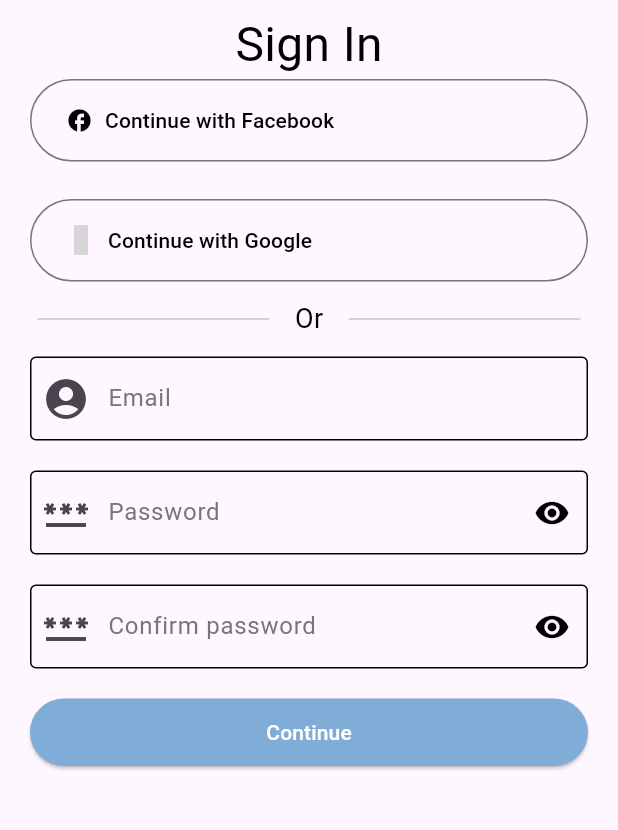
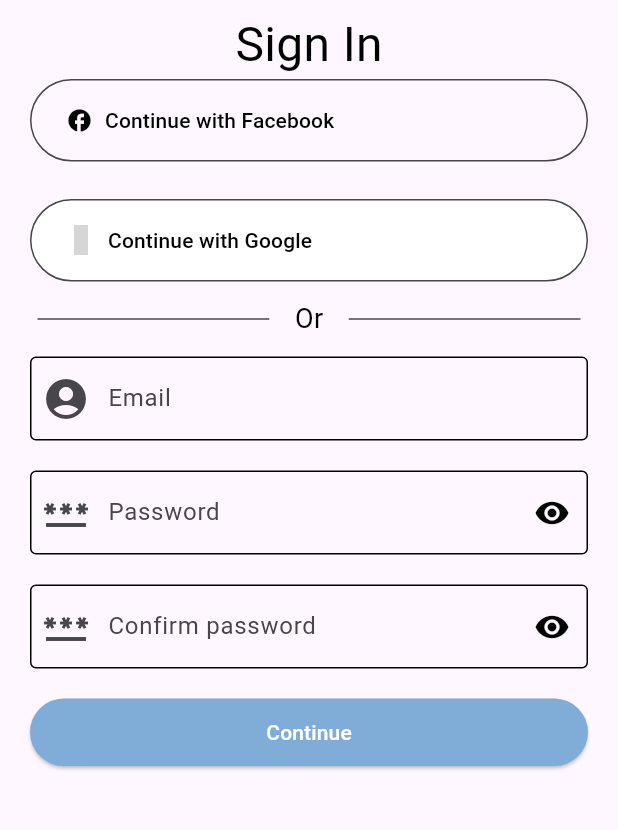
Before and after one commit to WildKoala23/Softshares, a Flutter app: the SignIn screen opened by its route, after a tap on the "person add" icon, on a phone screen of 412 x 824 dp, the part 74-904 px from its top. Run offline on Flutter 3.47's test engine with Material 3 defaults, Android fonts, the phone set to English and light mode, and no system bars; our stand-ins replace table_calendar; missing offline and left inert: dev_icons; network calls fail; grey boxes are pictures that could not be loaded.

Commit message:
updated colors

```diff
--- a/lib/Pages/login.dart
+++ b/lib/Pages/login.dart
@@ -17,7 +17,10 @@ class MyLoginIn extends StatelessWidget {
         child: Center(
           child: Column(
             mainAxisAlignment: MainAxisAlignment.spaceBetween,
-            children: [actionsInfo(context, colorScheme), continueBtn(context, colorScheme)],
+            children: [
+              actionsInfo(context, colorScheme),
+              continueBtn(context, colorScheme)
+            ],
           ),
         ),
       ),
@@ -42,7 +45,7 @@ class MyLoginIn extends StatelessWidget {
   Column actionsInfo(context, ColorScheme colorScheme) {
     return Column(
       children: [
-         Icon(
+        Icon(
           Icons.account_circle,
           color: colorScheme.primary,
           size: 180,
@@ -52,7 +55,7 @@ class MyLoginIn extends StatelessWidget {
         ),
         Text(
           'Welcome back, \n$username!',
-          style:  TextStyle(fontSize: 32, color: colorScheme.onSecondary),
+          style: TextStyle(fontSize: 32, color: colorScheme.onSecondary),
           textAlign: TextAlign.center,
         ),
         const SizedBox(
@@ -63,8 +66,10 @@ class MyLoginIn extends StatelessWidget {
             onPressed: () => {Navigator.pushNamed(context, '/SignIn')},
             style: ButtonStyle(
                 elevation: MaterialStateProperty.all(0),
+                backgroundColor:
+                    MaterialStateProperty.all(colorScheme.onPrimary),
                 foregroundColor:
-                    MaterialStateProperty.all( colorScheme.primary)),
+                    MaterialStateProperty.all(colorScheme.primary)),
             child: const Text('Log in with another account')),
       ],
     );
@@ -74,10 +79,11 @@ class MyLoginIn extends StatelessWidget {
     return AppBar(
       centerTitle: true,
       leading: const Icon(null),
+      backgroundColor: colorScheme.onPrimary,
       title: RichText(
-        text:  TextSpan(
+        text: TextSpan(
             text: 'Soft',
-            style: TextStyle(color: Colors.black, fontSize: 36),
+            style: TextStyle(color: colorScheme.onSecondary, fontSize: 36),
             children: <TextSpan>[
               TextSpan(
                   text: 'Shares',
--- a/lib/Pages/signIn.dart
+++ b/lib/Pages/signIn.dart
@@ -23,8 +23,9 @@ class _SignInState extends State<SignIn> {
 
   @override
   Widget build(BuildContext context) {
+    final colorScheme = Theme.of(context).colorScheme;
     return Scaffold(
-      appBar: myAppBar(),
+      appBar: myAppBar(colorScheme),
       body: SingleChildScrollView(
         child: Column(
           mainAxisAlignment: MainAxisAlignment.spaceAround,
@@ -35,14 +36,14 @@ class _SignInState extends State<SignIn> {
             ),
             Column(
               children: [
-                facebookBtn(),
+                facebookBtn(colorScheme),
                 const SizedBox(
                   height: 25,
                 ),
-                googleBtn(),
-                myDivider(),
-                userTextfield(),
-                passwordFieldtext(),
+                googleBtn(colorScheme),
+                myDivider(colorScheme),
+                userTextfield(colorScheme),
+                passwordFieldtext(colorScheme),
                 Align(
                   alignment: Alignment.centerLeft,
                   child: ElevatedButton(
@@ -57,42 +58,42 @@ class _SignInState extends State<SignIn> {
                 )
               ],
             ),
-            continueBtn(context)
+            continueBtn(context, colorScheme)
           ],
         ),
       ),
     );
   }
 
-  Container continueBtn(BuildContext context) {
+  Container continueBtn(BuildContext context, ColorScheme colorScheme) {
     return Container(
       width: double.infinity,
       margin: const EdgeInsets.only(left: 20, right: 20),
       height: 45,
       child: ElevatedButton(
           style: ElevatedButton.styleFrom(
-            foregroundColor: Colors.white,
-            backgroundColor: const Color(0xFF80ADD7),
+            foregroundColor: colorScheme.onPrimary,
+            backgroundColor: colorScheme.primary,
           ),
           onPressed: () => {Navigator.pushNamed(context, '/home')},
           child: const Text('Continue')),
     );
   }
 
-  Container passwordFieldtext() {
+  Container passwordFieldtext(ColorScheme colorScheme) {
     return Container(
       margin: const EdgeInsets.fromLTRB(20, 0, 20, 20),
       child: TextField(
         obscureText: hidePassword,
         controller: passwordController,
         decoration: InputDecoration(
-            label: const Text(
+            label:  Text(
               'password',
-              style: TextStyle(color: Color(0xFF79747E)),
+              style: TextStyle(color: colorScheme.onTertiary),
             ),
-            prefixIcon: const Icon(
+            prefixIcon: Icon(
               Icons.password,
-              color: Color(0xFF49454F),
+              color: colorScheme.onTertiary,
               size: 32,
             ),
             suffixIcon: IconButton(
@@ -110,21 +111,21 @@ class _SignInState extends State<SignIn> {
                 icon: hidePassword == true
                     ? const Icon(Icons.visibility)
                     : const Icon(Icons.visibility_off)),
-            border: const OutlineInputBorder(
-                borderSide: BorderSide(color: Color(0xFF49454F)))),
+            border:  OutlineInputBorder(
+                borderSide: BorderSide(color: colorScheme.onTertiary))),
       ),
     );
   }
 
-  Container userTextfield() {
+  Container userTextfield(ColorScheme colorScheme) {
     return Container(
       margin: const EdgeInsets.fromLTRB(20, 0, 20, 20),
       child: TextField(
         controller: usernameController,
-        decoration: const InputDecoration(
+        decoration:  InputDecoration(
             label: Text(
               'Username/email/cellphone',
-              style: TextStyle(color: Color(0xFF79747E)),
+              style: TextStyle(color: colorScheme.onTertiary),
             ),
             prefixIcon: Icon(
               Icons.account_circle,
@@ -132,50 +133,50 @@ class _SignInState extends State<SignIn> {
               size: 32,
             ),
             border: OutlineInputBorder(
-                borderSide: BorderSide(color: Color(0xFF49454F)))),
+                borderSide: BorderSide(color: colorScheme.onTertiary))),
       ),
     );
   }
 
-  Row myDivider() {
-    return const Row(
+  Row myDivider(ColorScheme colorScheme) {
+    return Row(
       children: [
-        Expanded(
+         Expanded(
           child: Divider(
             height: 50,
             thickness: 1,
             indent: 25,
             endIndent: 15, // Adjust endIndent as needed
-            color: Color(0xFFCAC4D0),
+            color: colorScheme.onTertiary,
           ),
         ),
-        SizedBox(width: 2),
-        Text(
+        const SizedBox(width: 2),
+        const Text(
           'Or',
           style: TextStyle(fontSize: 18),
         ),
-        SizedBox(width: 2), // Add space between dividers
+        const SizedBox(width: 2), // Add space between dividers
         Expanded(
           child: Divider(
             height: 50,
             thickness: 1,
             indent: 15, // Adjust indent as needed
             endIndent: 25,
-            color: Color(0xFFCAC4D0),
+            color: colorScheme.onTertiary,
           ),
         ),
       ],
     );
   }
 
-  Container googleBtn() {
+  Container googleBtn(ColorScheme colorScheme) {
     return Container(
       margin: const EdgeInsets.only(left: 20, right: 20),
       height: 55,
       child: ElevatedButton(
           style: ElevatedButton.styleFrom(
-              foregroundColor: Colors.black,
-              side: const BorderSide(color: Color(0xff79747E)),
+              foregroundColor: colorScheme.onSecondary,
+              side:  BorderSide(color: colorScheme.onTertiary),
               elevation: 0),
           onPressed: () {},
           child: const Row(
@@ -197,14 +198,14 @@ class _SignInState extends State<SignIn> {
     );
   }
 
-  Container facebookBtn() {
+  Container facebookBtn(ColorScheme colorScheme) {
     return Container(
       margin: const EdgeInsets.only(left: 20, right: 20),
       height: 55,
       child: ElevatedButton(
           style: ElevatedButton.styleFrom(
-              foregroundColor: Colors.black,
-              side: const BorderSide(color: Color(0xFF79747E)),
+              foregroundColor: colorScheme.onSecondary,
+              side: BorderSide(color: colorScheme.onTertiary),
               elevation: 0),
           onPressed: () {},
           child: const Row(
@@ -225,18 +226,18 @@ class _SignInState extends State<SignIn> {
     );
   }
 
-  AppBar myAppBar() {
+  AppBar myAppBar(ColorScheme colorScheme) {
     return AppBar(
       centerTitle: true,
       leading: const Icon(null),
       title: RichText(
-        text: const TextSpan(
+        text:  TextSpan(
             text: 'Soft',
-            style: TextStyle(color: Colors.black, fontSize: 36),
+            style: TextStyle(color: colorScheme.onSecondary, fontSize: 36),
             children: <TextSpan>[
               TextSpan(
                   text: 'Shares',
-                  style: TextStyle(color: Color(0xff00C2FF), fontSize: 36))
+                  style: TextStyle(color: colorScheme.secondary, fontSize: 36))
             ]),
       ),
       actions: [
--- a/lib/Pages/signup.dart
+++ b/lib/Pages/signup.dart
@@ -18,8 +18,9 @@ class _SignUpState extends State<SignUp> {
 
   @override
   Widget build(BuildContext context) {
+    final colorScheme = Theme.of(context).colorScheme;
     return Scaffold(
-      appBar: myAppBar(context),
+      appBar: myAppBar(context, colorScheme),
       body: SingleChildScrollView(
         child: Column(
           mainAxisAlignment: MainAxisAlignment.spaceAround,
@@ -30,53 +31,53 @@ class _SignUpState extends State<SignUp> {
             ),
             Column(
               children: [
-                facebookBtn(),
+                facebookBtn(colorScheme),
                 const SizedBox(
                   height: 25,
                 ),
-                googleBtn(),
-                myDivider(),
-                emailField(),
-                passField(),
-                confirmPassField(),
+                googleBtn(colorScheme),
+                myDivider(colorScheme),
+                emailField(colorScheme),
+                passField(colorScheme),
+                confirmPassField(colorScheme),
               ],
             ),
-            continueBtn(context)
+            continueBtn(context, colorScheme)
           ],
         ),
       ),
     );
   }
 
-  Container continueBtn(BuildContext context) {
+  Container continueBtn(BuildContext context, ColorScheme colorScheme) {
     return Container(
       width: double.infinity,
       margin: const EdgeInsets.only(left: 20, right: 20),
       height: 45,
       child: ElevatedButton(
           style: ElevatedButton.styleFrom(
-            foregroundColor: Colors.white,
-            backgroundColor: const Color(0xFF80ADD7),
+            foregroundColor: colorScheme.onPrimary,
+            backgroundColor: colorScheme.primary,
           ),
           onPressed: () => {Navigator.pushNamed(context, '/home')},
           child: const Text('Continue')),
     );
   }
 
-  Container confirmPassField() {
+  Container confirmPassField(ColorScheme colorScheme) {
     return Container(
       margin: const EdgeInsets.fromLTRB(20, 0, 20, 20),
       child: TextField(
         obscureText: hideConfirmPassword,
         controller: confirmPasswordController,
         decoration: InputDecoration(
-            label: const Text(
+            label:  Text(
               'Confirm password',
-              style: TextStyle(color: Color(0xFF79747E)),
+              style: TextStyle(color: colorScheme.onTertiary),
             ),
-            prefixIcon: const Icon(
+            prefixIcon:  Icon(
               Icons.password,
-              color: Color(0xFF49454F),
+              color: colorScheme.onTertiary,
               size: 32,
             ),
             suffixIcon: IconButton(
@@ -92,28 +93,28 @@ class _SignUpState extends State<SignUp> {
                   }
                 },
                 icon: hideConfirmPassword == true
-                    ? Icon(Icons.visibility)
-                    : Icon(Icons.visibility_off)),
-            border: const OutlineInputBorder(
-                borderSide: BorderSide(color: Color(0xFF49454F)))),
+                    ? const Icon(Icons.visibility)
+                    : const Icon(Icons.visibility_off)),
+            border: OutlineInputBorder(
+                borderSide: BorderSide(color: colorScheme.onTertiary))),
       ),
     );
   }
 
-  Container passField() {
+  Container passField(ColorScheme colorScheme) {
     return Container(
       margin: const EdgeInsets.fromLTRB(20, 0, 20, 20),
       child: TextField(
         obscureText: hidePassword,
         controller: passwordController,
         decoration: InputDecoration(
-            label: const Text(
+            label: Text(
               'Password',
-              style: TextStyle(color: Color(0xFF79747E)),
+              style: TextStyle(color: colorScheme.onTertiary),
             ),
-            prefixIcon: const Icon(
+            prefixIcon:  Icon(
               Icons.password,
-              color: Color(0xFF49454F),
+              color: colorScheme.onTertiary,
               size: 32,
             ),
             suffixIcon: IconButton(
@@ -131,21 +132,21 @@ class _SignUpState extends State<SignUp> {
                 icon: hidePassword == true
                     ? const Icon(Icons.visibility)
                     : const Icon(Icons.visibility_off)),
-            border: const OutlineInputBorder(
-                borderSide: BorderSide(color: Color(0xFF49454F)))),
+            border:  OutlineInputBorder(
+                borderSide: BorderSide(color: colorScheme.onTertiary))),
       ),
     );
   }
 
-  Container emailField() {
+  Container emailField(ColorScheme colorScheme) {
     return Container(
       margin: const EdgeInsets.fromLTRB(20, 0, 20, 20),
       child: TextField(
         controller: emailController,
-        decoration: const InputDecoration(
+        decoration:  InputDecoration(
             label: Text(
               'Email',
-              style: TextStyle(color: Color(0xFF79747E)),
+              style: TextStyle(color: colorScheme.onTertiary),
             ),
             prefixIcon: Icon(
               Icons.account_circle,
@@ -153,13 +154,13 @@ class _SignUpState extends State<SignUp> {
               size: 32,
             ),
             border: OutlineInputBorder(
-                borderSide: BorderSide(color: Color(0xFF49454F)))),
+                borderSide: BorderSide(color: colorScheme.onTertiary))),
       ),
     );
   }
 
-  Row myDivider() {
-    return const Row(
+  Row myDivider(ColorScheme colorScheme) {
+    return  Row(
       children: [
         Expanded(
           child: Divider(
@@ -167,7 +168,7 @@ class _SignUpState extends State<SignUp> {
             thickness: 1,
             indent: 25,
             endIndent: 15, // Adjust endIndent as needed
-            color: Color(0xFFCAC4D0),
+            color: colorScheme.onTertiary,
           ),
         ),
         SizedBox(width: 2),
@@ -182,23 +183,25 @@ class _SignUpState extends State<SignUp> {
             thickness: 1,
             indent: 15, // Adjust indent as needed
             endIndent: 25,
-            color: Color(0xFFCAC4D0),
+            color: colorScheme.onTertiary,
           ),
         ),
       ],
     );
   }
 
-  Container googleBtn() {
+  Container googleBtn(ColorScheme colorScheme) {
     return Container(
       margin: const EdgeInsets.only(left: 20, right: 20),
       height: 55,
       child: ElevatedButton(
           style: ElevatedButton.styleFrom(
+            backgroundColor: colorScheme.onPrimary,
               foregroundColor: Colors.black,
-              side: const BorderSide(color: Color(0xff79747E)),
+              side:  BorderSide(color: colorScheme.onTertiary),
               elevation: 0),
           onPressed: () {},
+
           child: const Row(
             mainAxisAlignment: MainAxisAlignment.start,
             children: [
@@ -218,14 +221,14 @@ class _SignUpState extends State<SignUp> {
     );
   }
 
-  Container facebookBtn() {
+  Container facebookBtn(ColorScheme colorScheme) {
     return Container(
       margin: const EdgeInsets.only(left: 20, right: 20),
       height: 55,
       child: ElevatedButton(
           style: ElevatedButton.styleFrom(
-              foregroundColor: Colors.black,
-              side: const BorderSide(color: Color(0xFF79747E)),
+              foregroundColor: colorScheme.onSecondary,
+              side:  BorderSide(color: colorScheme.onTertiary),
               elevation: 0),
           onPressed: () {},
           child: const Row(
@@ -246,7 +249,7 @@ class _SignUpState extends State<SignUp> {
     );
   }
 
-  AppBar myAppBar(BuildContext context) {
+  AppBar myAppBar(BuildContext context, ColorScheme colorScheme) {
     return AppBar(
       centerTitle: true,
       leading: IconButton(
@@ -254,13 +257,13 @@ class _SignUpState extends State<SignUp> {
         onPressed: () => {Navigator.pop(context)},
       ),
       title: RichText(
-        text: const TextSpan(
+        text:  TextSpan(
             text: 'Soft',
-            style: TextStyle(color: Colors.black, fontSize: 36),
+            style: TextStyle(color: colorScheme.onSecondary, fontSize: 36),
             children: <TextSpan>[
               TextSpan(
                   text: 'Shares',
-                  style: TextStyle(color: Color(0xff00C2FF), fontSize: 36))
+                  style: TextStyle(color: colorScheme.secondary, fontSize: 36))
             ]),
       ),
     );
--- a/lib/main.dart
+++ b/lib/main.dart
@@ -27,6 +27,7 @@ const lightColorScheme = ColorScheme(
   surface: Color(0xFFFEF7FF),
   onSurface: Colors.black,
   onTertiary: Color(0xFF49454F),
+
 );
 
 void main() {
```
